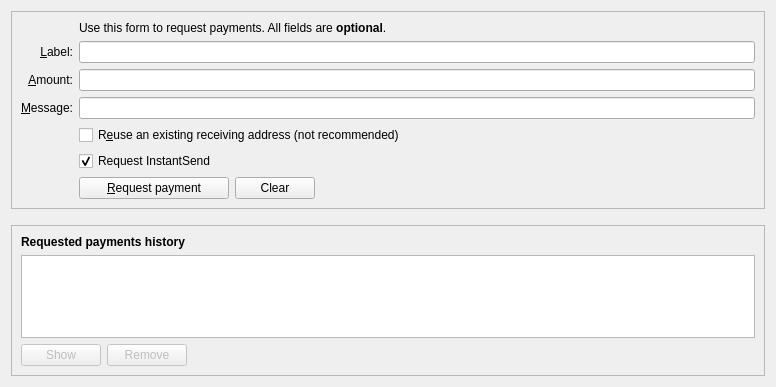
vitruvedz/3dcoin, file src/qt/forms/receivecoinsdialog.ui: the form before one commit.
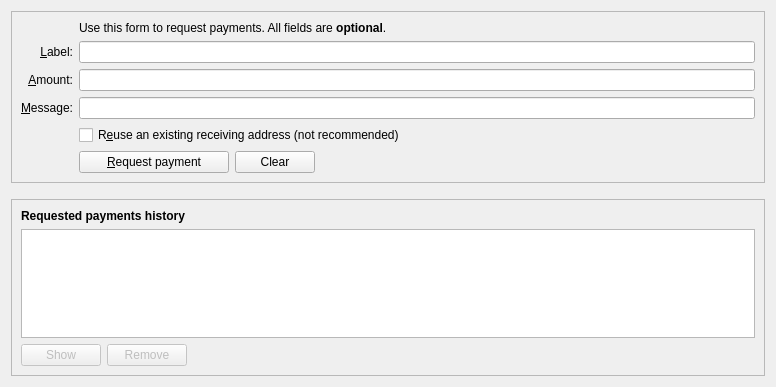
The form after the commit. Custom widgets are drawn as their Qt base class.

```diff
--- a/src/qt/forms/receivecoinsdialog.ui
+++ b/src/qt/forms/receivecoinsdialog.ui
@@ -183,16 +183,6 @@
           </property>
          </widget>
         </item>
-        <item row="8" column="2">
-         <widget class="QCheckBox" name="checkUseInstantSend">
-          <property name="text">
-           <string>Request InstantSend</string>
-          </property>
-          <property name="checked">
-           <bool>true</bool>
-          </property>
-         </widget>
-        </item>
        </layout>
       </item>
      </layout>
```
